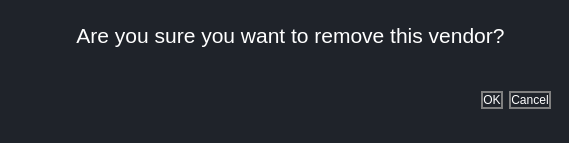
Old version of the form COUNTER-Release-5.1-main/ui/RemoveVendorDialog.ui in the repository abhishekvatsAV/Shree_Gommat_Tech.
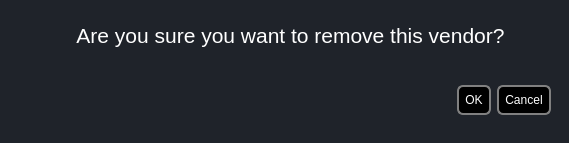
New version of the form.

```diff
--- a/COUNTER-Release-5.1-main/ui/RemoveVendorDialog.ui
+++ b/COUNTER-Release-5.1-main/ui/RemoveVendorDialog.ui
@@ -99,7 +99,10 @@
        <bool>false</bool>
       </property>
       <property name="styleSheet">
-       <string notr="true"/>
+       <string notr="true">border: 2px solid grey;
+border-radius: 6px;
+background-color: #000000;
+padding: 6px;</string>
       </property>
       <property name="orientation">
        <enum>Qt::Horizontal</enum>
```
